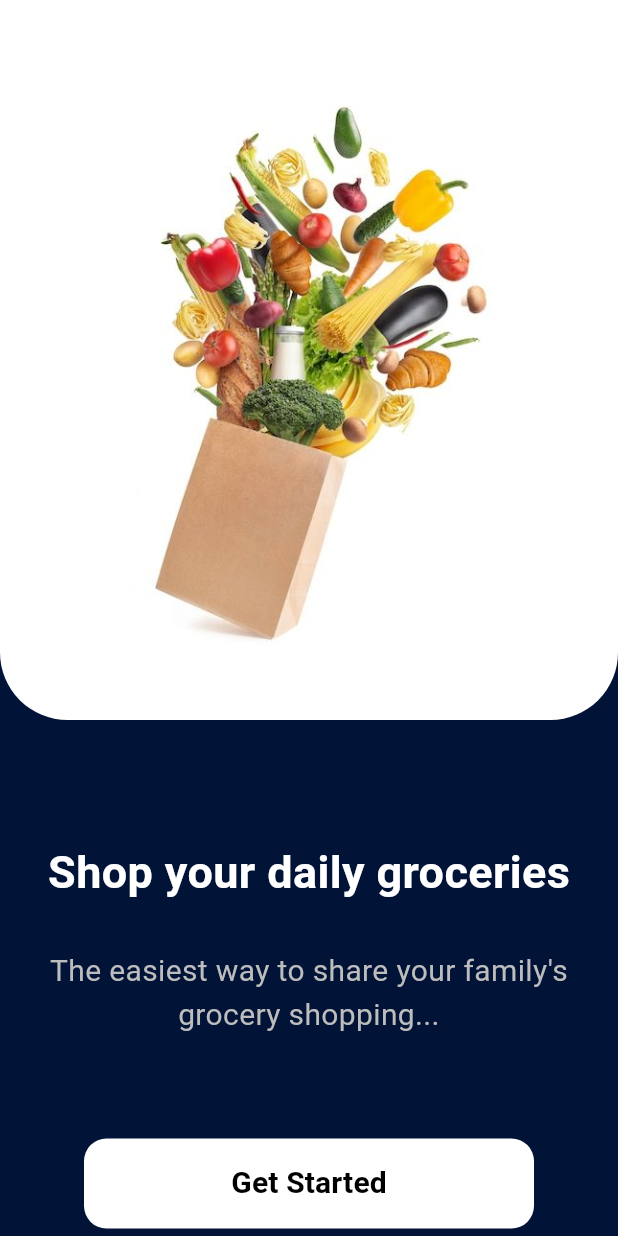
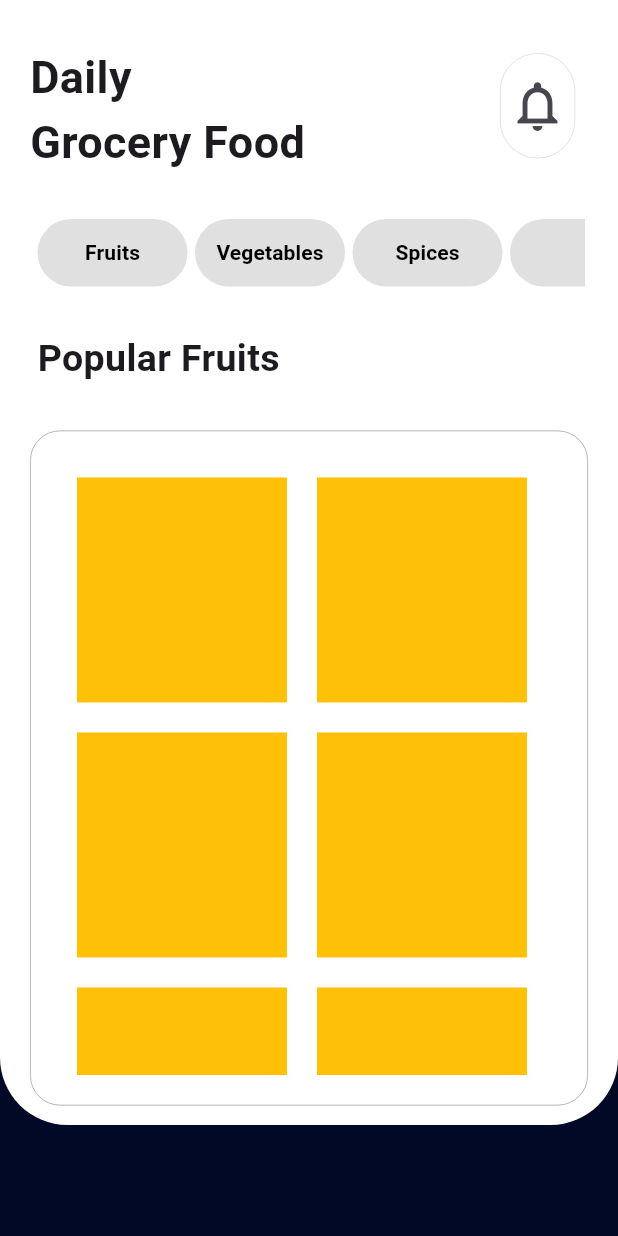
Before and after one commit to rahulvarma07/Flutter_proj1, a Flutter app: the screen it shows after launch, after a tap on "Get Started", on a phone screen of 412 x 824 dp. Run offline on Flutter 3.47's test engine with Material 3 defaults, Android fonts, the phone set to English and light mode, and no system bars.

Commit message:
Created the UI of Shopping

```diff
--- a/myown1/lib/main.dart
+++ b/myown1/lib/main.dart
@@ -1,6 +1,7 @@
 // ignore_for_file: prefer_const_constructors
 
 import 'package:flutter/material.dart';
+import 'package:myown1/pages/shoppage.dart';
 
 void main() {
   runApp(const MyApp());
@@ -13,18 +14,25 @@ class MyApp extends StatelessWidget {
   Widget build(BuildContext context) {
     return MaterialApp(
       debugShowCheckedModeBanner: false,
-      home:  Scaffold(
-        backgroundColor: Color.fromARGB(255, 1, 19, 54),
-        body: Column(children: [
-          LoginPage(),
-        ],),
-      ),
+      home: MyFirstPage(),
+    );
+  }
+}
+
+class MyFirstPage extends StatelessWidget {
+  const MyFirstPage({super.key});
+
+  @override
+  Widget build(BuildContext context) {
+    return Scaffold(
+      backgroundColor: Color.fromARGB(255, 1, 9, 39),
+      body: LoginPage(context),
     );
   }
 
 
-
-  Column LoginPage(){
+ // My LoginPage design..
+  Column LoginPage(BuildContext context){
     return Column(
       children: [
         Container(
@@ -87,7 +95,7 @@ class MyApp extends StatelessWidget {
         SizedBox(height: 60,),
 
         TextButton(
-          onPressed: () {},
+          onPressed: () => Navigator.push(context,MaterialPageRoute(builder:(context) => ShopPage(),)),
           child: Container(
             height: 60,
             width: 300,
@@ -113,6 +121,4 @@ class MyApp extends StatelessWidget {
       ],
     );
   }
-
-
 }
--- /dev/null
+++ b/myown1/lib/pages/shoppage.dart
@@ -0,0 +1,240 @@
+// ignore_for_file: prefer_const_constructors, sort_child_properties_last, prefer_const_literals_to_create_immutables
+
+import 'package:flutter/material.dart';
+import 'package:flutter/rendering.dart';
+
+class ShopPage extends StatelessWidget {
+  const ShopPage({super.key});
+
+  @override
+  Widget build(BuildContext context) {
+    return MaterialApp(
+      debugShowCheckedModeBanner: false,
+      home: ShopElem(),
+    );
+  }
+}
+
+class ShopElem extends StatelessWidget {
+  const ShopElem({super.key});
+
+  @override
+  Widget build(BuildContext context) {
+    return Scaffold(
+      backgroundColor:  Color.fromARGB(255, 1, 9, 39),
+      body: Container(
+        height: 750,
+        width: 600,
+        // color: Colors.white,
+        decoration: BoxDecoration(
+          borderRadius: BorderRadius.only(
+              bottomLeft: Radius.circular(45),
+              bottomRight: Radius.circular(45),
+            ),
+          color: Colors.white,
+        ),
+
+
+       child: Column(
+        crossAxisAlignment: CrossAxisAlignment.start,
+        children: [
+          Row(
+            children: [
+              Column(
+                crossAxisAlignment: CrossAxisAlignment.start,
+                children: [
+                  topText("Daily", 30.0),
+                  topText("Grocery Food", 0),
+                ]
+              ),
+
+              topLesfIcon(),
+            ],
+          ),
+
+          SizedBox(height: 30, width: double.infinity,),
+
+          Container(
+            margin: EdgeInsets.only(left: 20),
+            height: 45,
+            width: 370,
+            decoration: BoxDecoration(
+              color: Colors.white,
+              shape: BoxShape.rectangle,
+              borderRadius: BorderRadius.all(Radius.circular(35)),
+            ),
+
+            child: ListView(
+              scrollDirection: Axis.horizontal,
+
+              //scrollDirection: Axis.horizontal,
+              children: [
+                itemView("Fruits"),
+                itemView("Vegetables"),
+                itemView("Spices"),
+                itemView(""),
+              ],
+            ),
+          ),
+
+          SizedBox(height: 30, width: double.infinity,),
+
+          Padding(
+            padding: EdgeInsets.only(left: 25),
+            child: Text(
+              "Popular Fruits",
+              style: TextStyle(
+                fontSize: 25,
+                fontWeight: FontWeight.bold,
+              ),
+            ),
+          ),
+
+          SizedBox(height: 30, width: double.infinity,),
+
+          Container(
+            padding: EdgeInsets.all(20),
+            margin: EdgeInsets.only(left: 20, right: 20),
+            // color: Colors.amber,
+            height: 450,
+            width: 400,
+            decoration: BoxDecoration(
+              shape: BoxShape.rectangle,
+              borderRadius: BorderRadius.all(Radius.circular(20)),
+              border: Border.all(
+                color: Colors.grey,
+                width: 0.5,
+              )
+            ),
+
+            child: ListView(
+              padding: EdgeInsets.all(0.8),
+              children: [
+                Column(
+                  children: [
+                    Row(
+                      children: [
+                          iconImg(),
+                          iconImg(),
+                      ],
+                    ),
+
+                    Row(
+                      children: [
+                          iconImg(),
+                          iconImg(),
+                      ],
+                    ),
+
+                    Row(
+                      children: [
+                          iconImg(),
+                          iconImg(),
+                      ],
+                    ),
+
+                  ],
+                )
+              ],
+            ),
+          ),
+
+
+
+        ],
+       ),
+      ),
+    );
+  }
+
+
+// ........................................................................
+  // Functions Starting
+  // 1. My Top Text Function..
+  Padding topText(String str, double topPad){
+    return Padding(
+      padding:EdgeInsets.only(
+              top: topPad,
+              left: 20,
+            ),
+            child: Text(
+              "$str",
+              style: TextStyle(
+                fontSize: 30,
+                fontWeight: FontWeight.bold,
+              ),
+            ),
+    );
+  }
+
+  //2. My TopLeft Icon (Notifications)
+  Padding topLesfIcon(){
+    return Padding(
+      padding: EdgeInsets.only(
+            top: 25,
+            left: 130,
+            ),
+            child: Container(
+            height: 70,
+            width:  50,
+            decoration: BoxDecoration(
+            color: Colors.white,
+            border: Border.all(
+              color: Colors.grey,
+              width: 0.2,
+            ),
+            shape: BoxShape.rectangle,
+            borderRadius: BorderRadius.all(Radius.circular(25)),
+            ),
+            child: IconButton(
+              padding: EdgeInsets.all(2),
+              icon: Icon(Icons.notifications_none),
+              iconSize: 40,
+              onPressed: (){
+
+              },
+            ),
+          ),
+    );
+   }
+
+   // First Selection Options..
+   Padding itemView(String str){
+    return Padding(
+      padding: EdgeInsets.only(left: 5),
+      child: Container(
+        padding: EdgeInsets.all(1),
+        height: 70,
+        width: 100,
+        decoration: BoxDecoration(
+          shape: BoxShape.rectangle,
+          borderRadius: BorderRadius.all(Radius.circular(25)),
+          color: Colors.grey[300],
+        ),
+        child: TextButton(
+          onPressed: (){},
+          child: Text(
+            "$str",
+            style: TextStyle(
+              color:  Colors.black,
+              fontWeight: FontWeight.w700,
+            ),
+          ),
+        ),
+    ),
+    );
+   }
+
+   // Fruit's and Vegitables Icons
+   Container iconImg(){
+    return Container(
+      margin: EdgeInsets.all(10),
+      height: 150,
+      width:  140,
+      color: Colors.amber,
+    );
+
+
+
+  }
+}
```
